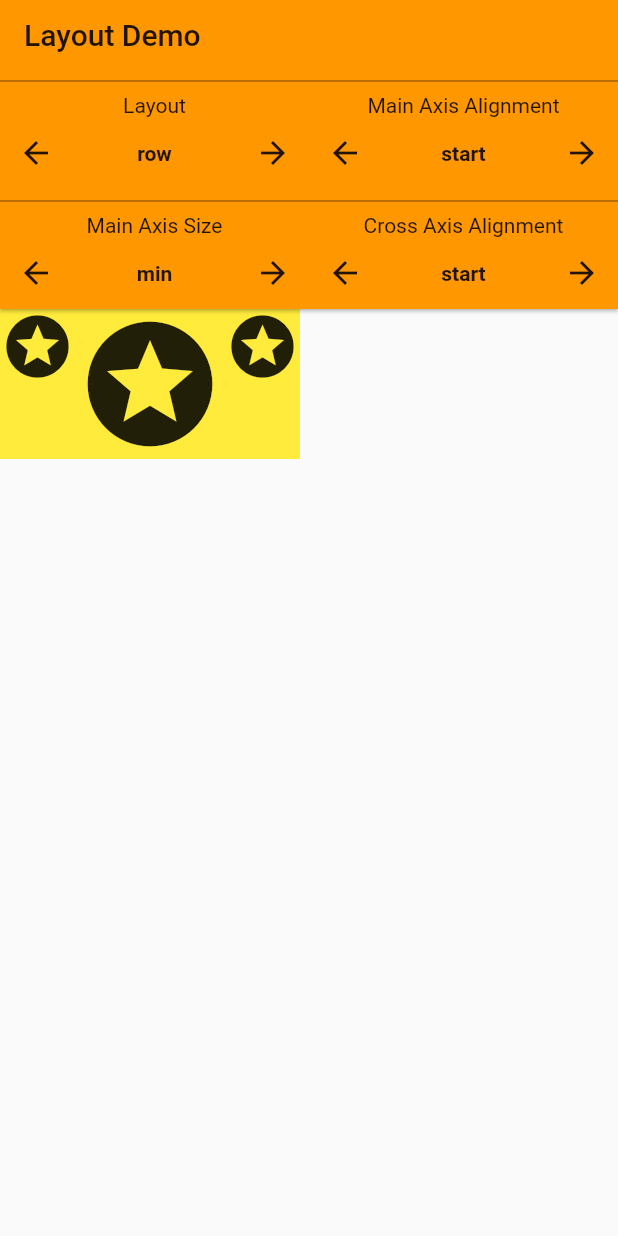
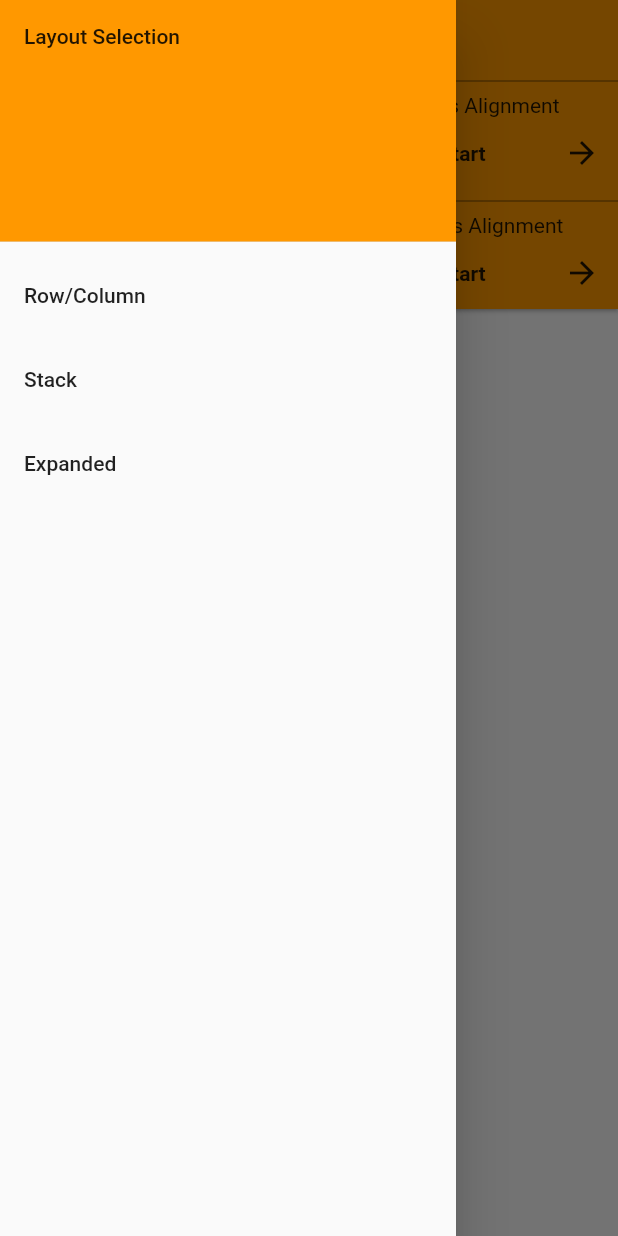
Before and after one commit to bizz84/layout-demo-flutter, a Flutter app: the screen it shows after launch, with the side drawer open (before the commit the screen has no drawer), on a phone screen of 412 x 824 dp. Run offline on Flutter 3.47's test engine with Material 2 defaults, Android fonts, the phone set to English and light mode, and no system bars.

Commit message:
Add drawer to select different layouts

```diff
--- /dev/null
+++ b/lib/layout_attributes.dart
@@ -0,0 +1,103 @@
+import 'package:flutter/material.dart';
+
+class LayoutAttributes extends StatelessWidget {
+  LayoutAttributes({this.onUpdateLayout, this.onUpdateMainAxisAlignment, this.onUpdateCrossAxisAlignment, this.onUpdateMainAxisSize});
+  final ValueChanged<int> onUpdateLayout;
+  final ValueChanged<int> onUpdateMainAxisAlignment;
+  final ValueChanged<int> onUpdateCrossAxisAlignment;
+  final ValueChanged<int> onUpdateMainAxisSize;
+
+  @override
+  Widget build(BuildContext context) {
+    return Row(
+        mainAxisAlignment: MainAxisAlignment.spaceAround,
+        mainAxisSize: MainAxisSize.max,
+        children: [
+          Expanded(flex: 1, child: Column(
+              children: <Widget>[
+                LayoutAttributeSelector(
+                  title: 'Layout',
+                  values: ['row', 'column'],
+                  onChange: onUpdateLayout,
+                ),
+                LayoutAttributeSelector(
+                  title: 'Main Axis Size',
+                  values: ['min', 'max'],
+                  onChange: onUpdateMainAxisSize,
+                ),
+              ])),
+          Expanded(flex: 1, child: Column(children: [
+            LayoutAttributeSelector(
+              title: 'Main Axis Alignment',
+              values: ['start', 'end', 'center', 'space\nbetween', 'space\naround', 'space\nevenly'],
+              onChange: onUpdateMainAxisAlignment,
+            ),
+            LayoutAttributeSelector(
+              title: 'Cross Axis Alignment',
+              values: ['start', 'end', 'center', 'stretch', /*'baseline'*/],
+              onChange: onUpdateCrossAxisAlignment,
+            ),
+          ])),
+        ]);
+  }
+}
+
+class LayoutAttributeSelector extends StatefulWidget {
+  LayoutAttributeSelector({this.title, this.values, this.onChange});
+  final String title;
+  final List<String> values;
+  final ValueChanged<int> onChange;
+
+  @override
+  State<StatefulWidget> createState() => LayoutAttributeSelectorState();
+}
+
+class LayoutAttributeSelectorState extends State<LayoutAttributeSelector> {
+
+  int valueIndex = 0;
+
+  void next() {
+    valueIndex = valueIndex + 1 < widget.values.length ? valueIndex + 1 : 0;
+    update();
+  }
+
+  void previous() {
+    valueIndex = valueIndex > 0 ? valueIndex - 1 : widget.values.length - 1;
+    update();
+  }
+
+  void update() {
+    widget.onChange(valueIndex);
+    setState(() {});
+  }
+
+  @override
+  Widget build(BuildContext context) {
+    return Container(
+      child: Column(
+          children: [
+            Divider(color: Colors.black54),
+            Text(widget.title),
+            Row(
+              mainAxisAlignment: MainAxisAlignment.spaceBetween,
+              children: <Widget>[
+                IconButton(
+                  icon: Icon(Icons.arrow_back),
+                  onPressed: previous,
+                ),
+                Text(
+                  widget.values[valueIndex],
+                  maxLines: 2,
+                  textAlign: TextAlign.center,
+                  style: TextStyle(fontWeight: FontWeight.w700),
+                ),
+                IconButton(
+                  icon: Icon(Icons.arrow_forward),
+                  onPressed: next,
+                ),
+              ],
+            ),
+          ]),
+    );
+  }
+}
--- a/lib/layout_demo_page.dart
+++ b/lib/layout_demo_page.dart
@@ -1,4 +1,6 @@
 import 'package:flutter/material.dart';
+import 'package:layout_demo_flutter/layout_attributes.dart';
+import 'package:layout_demo_flutter/layout_selection.dart';
 
 
 class LayoutDemoPage extends StatefulWidget {
@@ -96,6 +98,10 @@ class _LayoutDemoPageState extends State<LayoutDemoPage> {
     }
   }
 
+  void onLayoutSelected(LayoutSelection selection) {
+    print('$selection');
+  }
+
   @override
   Widget build(BuildContext context) {
     return Scaffold(
@@ -107,17 +113,17 @@ class _LayoutDemoPageState extends State<LayoutDemoPage> {
           child: buildOptionsPage(),
         )
       ),
-      body:
-      Container(
-          color: Colors.yellow,
-          child: buildContent()
+      drawer: Drawer(child: LayoutSelectionPage(onSelected: onLayoutSelected)),
+      body: Container(
+        color: Colors.yellow,
+        child: buildContent()
       ),
 
     );
   }
 
   Widget buildOptionsPage() {
-    return OptionsPage(
+    return LayoutAttributes(
       onUpdateLayout: updateLayout,
       onUpdateMainAxisAlignment: updateMainAxisAlignment,
       onUpdateCrossAxisAlignment: updateCrossAxisAlignment,
@@ -125,106 +131,3 @@ class _LayoutDemoPageState extends State<LayoutDemoPage> {
     );
   }
 }
-
-
-class OptionsPage extends StatelessWidget {
-  OptionsPage({this.onUpdateLayout, this.onUpdateMainAxisAlignment, this.onUpdateCrossAxisAlignment, this.onUpdateMainAxisSize});
-  final ValueChanged<int> onUpdateLayout;
-  final ValueChanged<int> onUpdateMainAxisAlignment;
-  final ValueChanged<int> onUpdateCrossAxisAlignment;
-  final ValueChanged<int> onUpdateMainAxisSize;
-
-  @override
-  Widget build(BuildContext context) {
-    return Row(
-      mainAxisAlignment: MainAxisAlignment.spaceAround,
-      mainAxisSize: MainAxisSize.max,
-      children: [
-        Expanded(flex: 1, child: Column(
-          children: <Widget>[
-            LayoutAttribute(
-              title: 'Layout',
-              values: ['row', 'column'],
-              onChange: onUpdateLayout,
-            ),
-            LayoutAttribute(
-              title: 'Main Axis Size',
-              values: ['min', 'max'],
-              onChange: onUpdateMainAxisSize,
-            ),
-          ])),
-        Expanded(flex: 1, child: Column(children: [
-          LayoutAttribute(
-            title: 'Main Axis Alignment',
-            values: ['start', 'end', 'center', 'space\nbetween', 'space\naround', 'space\nevenly'],
-            onChange: onUpdateMainAxisAlignment,
-          ),
-          LayoutAttribute(
-            title: 'Cross Axis Alignment',
-            values: ['start', 'end', 'center', 'stretch', /*'baseline'*/],
-            onChange: onUpdateCrossAxisAlignment,
-          ),
-        ])),
-      ]);
-  }
-}
-
-class LayoutAttribute extends StatefulWidget {
-  LayoutAttribute({this.title, this.values, this.onChange});
-  final String title;
-  final List<String> values;
-  final ValueChanged<int> onChange;
-
-  @override
-  State<StatefulWidget> createState() => LayoutAttributeState();
-}
-
-class LayoutAttributeState extends State<LayoutAttribute> {
-
-  int valueIndex = 0;
-
-  void next() {
-    valueIndex = valueIndex + 1 < widget.values.length ? valueIndex + 1 : 0;
-    update();
-  }
-
-  void previous() {
-    valueIndex = valueIndex > 0 ? valueIndex - 1 : widget.values.length - 1;
-    update();
-  }
-
-  void update() {
-    widget.onChange(valueIndex);
-    setState(() {});
-  }
-
-  @override
-  Widget build(BuildContext context) {
-    return Container(
-      child: Column(
-        children: [
-          Divider(color: Colors.black54),
-          Text(widget.title),
-          Row(
-            mainAxisAlignment: MainAxisAlignment.spaceBetween,
-            children: <Widget>[
-              IconButton(
-                icon: Icon(Icons.arrow_back),
-                onPressed: previous,
-              ),
-              Text(
-                  widget.values[valueIndex],
-                  maxLines: 2,
-                  textAlign: TextAlign.center,
-                  style: TextStyle(fontWeight: FontWeight.w700),
-              ),
-              IconButton(
-                icon: Icon(Icons.arrow_forward),
-                onPressed: next,
-              ),
-            ],
-          ),
-        ]),
-      );
-  }
-}
--- /dev/null
+++ b/lib/layout_selection.dart
@@ -0,0 +1,41 @@
+import 'package:flutter/material.dart';
+
+
+enum LayoutSelection {
+  rowColumn,
+  stack,
+  expanded
+}
+
+class LayoutSelectionPage extends StatelessWidget {
+  LayoutSelectionPage({this.onSelected});
+  final ValueChanged<LayoutSelection> onSelected;
+
+  @override
+  Widget build(BuildContext context) {
+    return Scaffold(
+        body: ListView(
+          padding: EdgeInsets.zero,
+          children: [
+            DrawerHeader(
+              child: Text('Layout Selection'),
+              decoration: BoxDecoration(
+                color: Colors.orange,
+              ),
+            ),
+            ListTile(
+              title: Text('Row/Column'),
+              onTap: () => onSelected(LayoutSelection.rowColumn),
+            ),
+            ListTile(
+              title: Text('Stack'),
+              onTap: () => onSelected(LayoutSelection.stack),
+            ),
+            ListTile(
+              title: Text('Expanded'),
+              onTap: () => onSelected(LayoutSelection.expanded),
+            ),
+          ],
+        ));
+  }
+}
```
